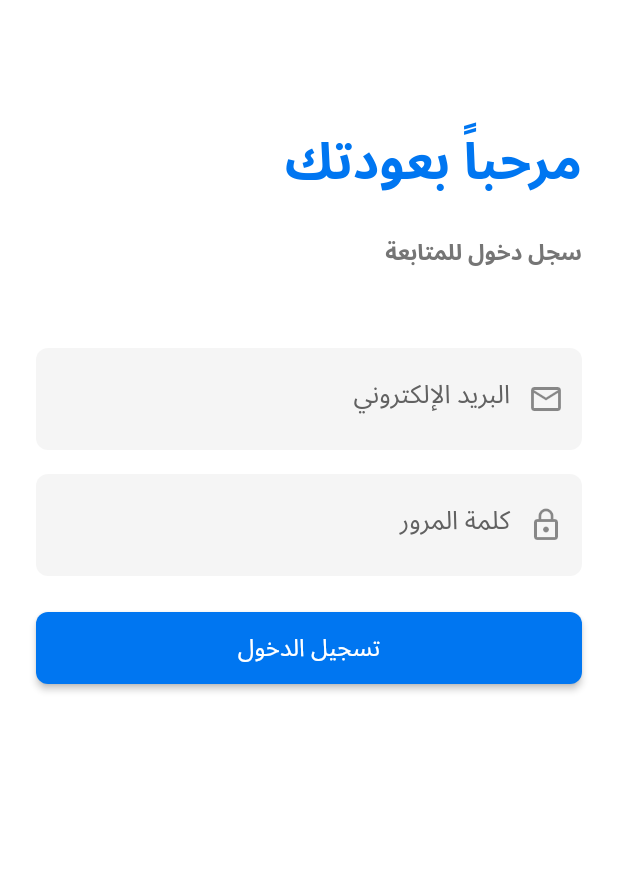
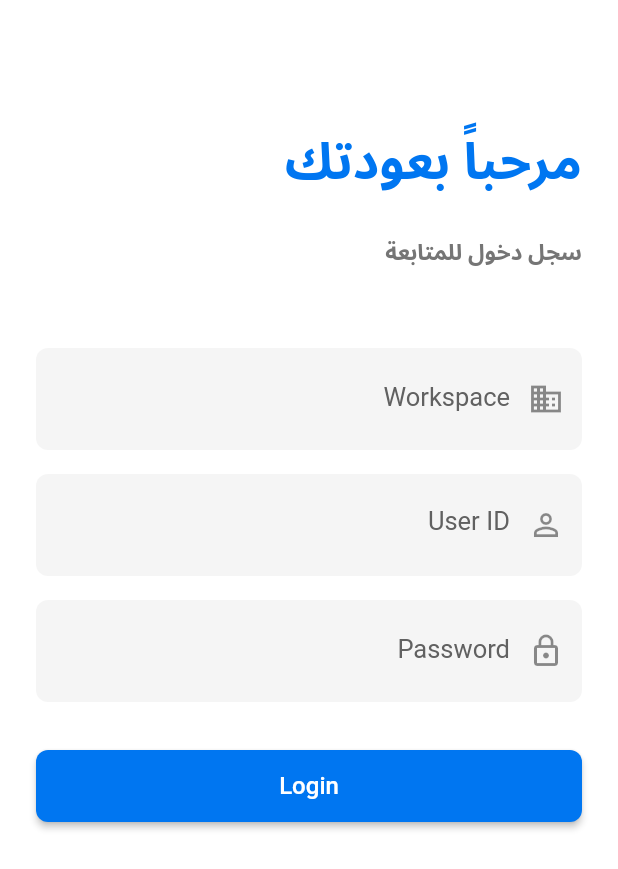
Before and after one commit to AhmadKazimi/larid, a Flutter app: the LoginPage screen opened directly, on a phone screen of 412 x 824 dp. Shown: the top 869 px of the screen. Run offline on Flutter 3.47's test engine with Material 3 defaults, Android fonts, the phone set to English and light mode, and no system bars; our stand-ins replace dio, equatable, flutter_bloc, freezed_annotation, get_it, go_router and 5 more; accounts and stored records are empty; generated files the repository leaves out were written again.

Commit message:
Add proper login fields

```diff
--- a/lib/features/auth/data/repositories/auth_repository_impl.dart
+++ b/lib/features/auth/data/repositories/auth_repository_impl.dart
@@ -20,17 +20,14 @@ class AuthRepositoryImpl implements AuthRepository {
     required String userid,
     required String workspace,
     required String password,
-    required String baseUrl,
   }) async {
     try {
       // Configure base URL for API calls
-      _dioClient.setBaseUrl(baseUrl);
 
       final user = UserEntity(
         userid: userid,
         workspace: workspace,
         password: password,
-        baseUrl: baseUrl,
       );
 
       await saveUser(user);
@@ -52,7 +49,6 @@ class AuthRepositoryImpl implements AuthRepository {
     if (userJson == null) return null;
 
     final user = UserEntity.fromJson(json.decode(userJson));
-    _dioClient.setBaseUrl(user.baseUrl);
     return user;
   }
 
--- a/lib/features/auth/domain/entities/user_entity.dart
+++ b/lib/features/auth/domain/entities/user_entity.dart
@@ -9,7 +9,6 @@ class UserEntity with _$UserEntity {
     required String userid,
     required String workspace,
     required String password,
-    required String baseUrl,
   }) = _UserEntity;
 
   factory UserEntity.fromJson(Map<String, dynamic> json) => _$UserEntityFromJson(json);
--- a/lib/features/auth/domain/repositories/auth_repository.dart
+++ b/lib/features/auth/domain/repositories/auth_repository.dart
@@ -5,7 +5,6 @@ abstract class AuthRepository {
     required String userid,
     required String workspace,
     required String password,
-    required String baseUrl,
   });
   Future<void> logout();
   Future<UserEntity?> getCurrentUser();
--- a/lib/features/auth/domain/usecases/login_usecase.dart
+++ b/lib/features/auth/domain/usecases/login_usecase.dart
@@ -10,13 +10,11 @@ class LoginUseCase {
     required String userid,
     required String workspace,
     required String password,
-    required String baseUrl,
   }) {
     return _authRepository.login(
       userid: userid,
       workspace: workspace,
       password: password,
-      baseUrl: baseUrl,
     );
   }
 }
--- a/lib/features/auth/presentation/bloc/auth_bloc.dart
+++ b/lib/features/auth/presentation/bloc/auth_bloc.dart
@@ -13,17 +13,15 @@ class LoginEvent extends AuthEvent {
   final String userid;
   final String workspace;
   final String password;
-  final String baseUrl;
 
   LoginEvent({
     required this.userid,
     required this.workspace,
     required this.password,
-    required this.baseUrl,
   });
 
   @override
-  List<Object?> get props => [userid, workspace, password, baseUrl];
+  List<Object?> get props => [userid, workspace, password];
 }
 
 // States
@@ -71,7 +69,6 @@ class AuthBloc extends Bloc<AuthEvent, AuthState> {
         userid: event.userid,
         workspace: event.workspace,
         password: event.password,
-        baseUrl: event.baseUrl,
       );
       emit(AuthAuthenticated(user));
     } catch (e) {
--- a/lib/features/auth/presentation/pages/login_page.dart
+++ b/lib/features/auth/presentation/pages/login_page.dart
@@ -15,27 +15,28 @@ class LoginPage extends StatefulWidget {
 
 class _LoginPageState extends State<LoginPage> {
   final _formKey = GlobalKey<FormState>();
-  final _emailController = TextEditingController();
+  final _workspaceController = TextEditingController();
+  final _useridController = TextEditingController();
   final _passwordController = TextEditingController();
 
   @override
   void dispose() {
-    _emailController.dispose();
+    _workspaceController.dispose();
+    _useridController.dispose();
     _passwordController.dispose();
     super.dispose();
   }
 
   void _onLoginPressed() {
-    // if (_formKey.currentState?.validate() ?? false) {
-    //   context.read<AuthBloc>().add(
-    //         LoginEvent(
-    //           email: _emailController.text,
-    //           password: _passwordController.text,
-    //         ),
-    //       );
-    // }
-
-    NavigationService.push(context, RouteConstants.map);
+    if (_formKey.currentState?.validate() ?? false) {
+      context.read<AuthBloc>().add(
+            LoginEvent(
+              workspace: _workspaceController.text,
+              userid: _useridController.text,
+              password: _passwordController.text,
+            ),
+          );
+    }
   }
 
   @override
@@ -83,18 +84,28 @@ class _LoginPageState extends State<LoginPage> {
                       ),
                       const SizedBox(height: 48),
                       TextFormField(
-                        controller: _emailController,
-                        decoration: InputDecoration(
-                          labelText: l10n.email,
-                          prefixIcon: const Icon(Icons.email_outlined),
+                        controller: _workspaceController,
+                        decoration: const InputDecoration(
+                          labelText: 'Workspace',
+                          prefixIcon: Icon(Icons.business),
                         ),
-                        keyboardType: TextInputType.emailAddress,
                         validator: (value) {
                           if (value?.isEmpty ?? true) {
-                            return l10n.pleaseEnterEmail;
+                            return 'Please enter workspace';
                           }
-                          if (!RegExp(r'^[\w-\.]+@([\w-]+\.)+[\w-]{2,4}$').hasMatch(value!)) {
-                            return l10n.pleaseEnterValidEmail;
+                          return null;
+                        },
+                      ),
+                      const SizedBox(height: 16),
+                      TextFormField(
+                        controller: _useridController,
+                        decoration: const InputDecoration(
+                          labelText: 'User ID',
+                          prefixIcon: Icon(Icons.person_outline),
+                        ),
+                        validator: (value) {
+                          if (value?.isEmpty ?? true) {
+                            return 'Please enter user ID';
                           }
                           return null;
                         },
@@ -102,36 +113,29 @@ class _LoginPageState extends State<LoginPage> {
                       const SizedBox(height: 16),
                       TextFormField(
                         controller: _passwordController,
-                        decoration: InputDecoration(
-                          labelText: l10n.password,
-                          prefixIcon: const Icon(Icons.lock_outline),
+                        decoration: const InputDecoration(
+                          labelText: 'Password',
+                          prefixIcon: Icon(Icons.lock_outline),
                         ),
                         obscureText: true,
                         validator: (value) {
                           if (value?.isEmpty ?? true) {
-                            return l10n.pleaseEnterPassword;
-                          }
-                          if ((value?.length ?? 0) < 6) {
-                            return l10n.passwordMustBe6Chars;
+                            return 'Please enter password';
                           }
                           return null;
                         },
                       ),
-                      const SizedBox(height: 24),
+                      const SizedBox(height: 32),
                       SizedBox(
                         width: double.infinity,
                         child: ElevatedButton(
                           onPressed: state is AuthLoading ? null : _onLoginPressed,
-                          child: state is AuthLoading
-                              ? const SizedBox(
-                                  height: 20,
-                                  width: 20,
-                                  child: CircularProgressIndicator(
-                                    strokeWidth: 2,
-                                    valueColor: AlwaysStoppedAnimation<Color>(AppColors.onPrimary),
-                                  ),
-                                )
-                              : Text(l10n.login),
+                          child: Padding(
+                            padding: const EdgeInsets.all(12.0),
+                            child: state is AuthLoading
+                                ? const CircularProgressIndicator()
+                                : const Text('Login'),
+                          ),
                         ),
                       ),
                     ],
```
Also changed, not shown: lib/features/auth/domain/entities/user_entity.freezed.dart, lib/features/auth/domain/entities/user_entity.g.dart.
